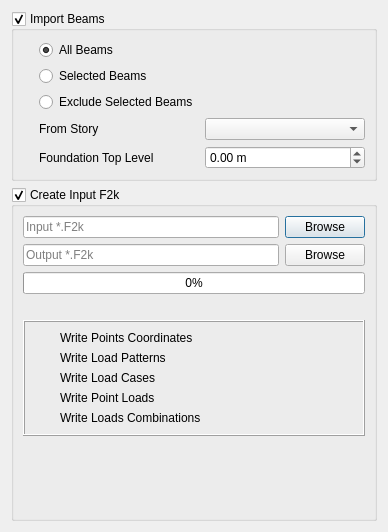
Old version of the form safe/punch/Resources/ui/etabs_panel.ui in the repository ebrahimraeyat/OSAFE.
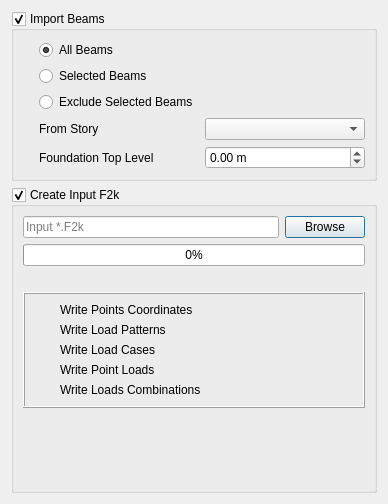
New version of the form. Icons and pictures are not drawn.

Commit message: remove f2k ui input and output in export to safe

```diff
--- a/safe/punch/Resources/ui/etabs_panel.ui
+++ b/safe/punch/Resources/ui/etabs_panel.ui
@@ -7,7 +7,7 @@
     <x>0</x>
     <y>0</y>
     <width>388</width>
-    <height>532</height>
+    <height>504</height>
    </rect>
   </property>
   <property name="windowTitle">
@@ -142,28 +142,7 @@
        </layout>
       </item>
       <item>
-       <layout class="QHBoxLayout" name="horizontalLayout_2">
-        <item>
-         <widget class="QLineEdit" name="output_f2k">
-          <property name="inputMask">
-           <string/>
-          </property>
-          <property name="text">
-           <string/>
-          </property>
-          <property name="placeholderText">
-           <string>Output *.F2k </string>
-          </property>
-         </widget>
-        </item>
-        <item>
-         <widget class="QPushButton" name="browse_output">
-          <property name="text">
-           <string>Browse</string>
-          </property>
-         </widget>
-        </item>
-       </layout>
+       <layout class="QHBoxLayout" name="horizontalLayout_2"/>
       </item>
       <item>
        <widget class="QProgressBar" name="progressbar">
```
The commit also changes 3 other files.
